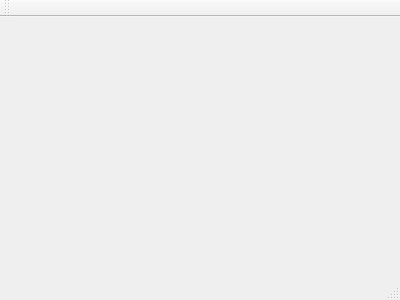
Old version of the form mainwindow.ui in the repository liss1810/qt-sv.
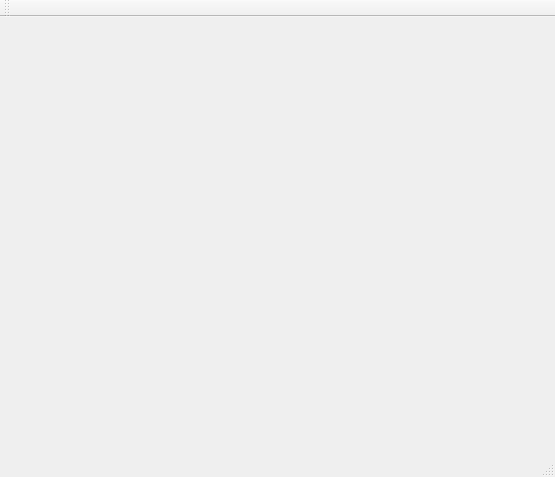
New version of the form.

Patch:
```diff
--- a/mainwindow.ui
+++ b/mainwindow.ui
@@ -1,24 +1,29 @@
 <ui version="4.0">
  <class>MainWindow</class>
- <widget class="QMainWindow" name="MainWindow" >
-  <property name="geometry" >
+ <widget class="QMainWindow" name="MainWindow">
+  <property name="geometry">
    <rect>
     <x>0</x>
     <y>0</y>
-    <width>400</width>
-    <height>300</height>
+    <width>555</width>
+    <height>477</height>
    </rect>
   </property>
   <property name="windowTitle" >
    <string>MainWindow</string>
   </property>
-  <widget class="QMenuBar" name="menuBar" />
-  <widget class="QToolBar" name="mainToolBar" />
-  <widget class="QWidget" name="centralWidget" />
-  <widget class="QStatusBar" name="statusBar" />
+  <widget class="QWidget" name="centralWidget"/>
+  <widget class="QToolBar" name="mainToolBar">
+   <attribute name="toolBarArea">
+    <enum>TopToolBarArea</enum>
+   </attribute>
+   <attribute name="toolBarBreak">
+    <bool>false</bool>
+   </attribute>
+  </widget>
+  <widget class="QStatusBar" name="statusBar"/>
  </widget>
- <layoutDefault spacing="6" margin="11" />
- <pixmapfunction></pixmapfunction>
+ <layoutdefault spacing="6" margin="11"/>
  <resources/>
  <connections/>
 </ui>
```
Left out of the diff: 3 changed lines with no effect on the pictures.
